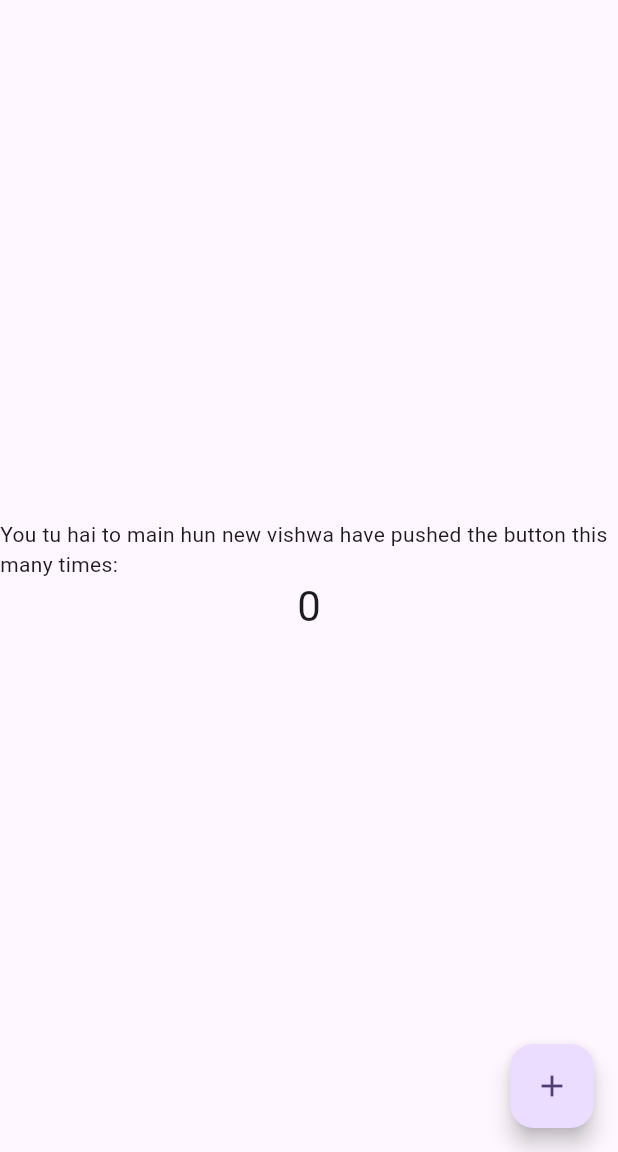
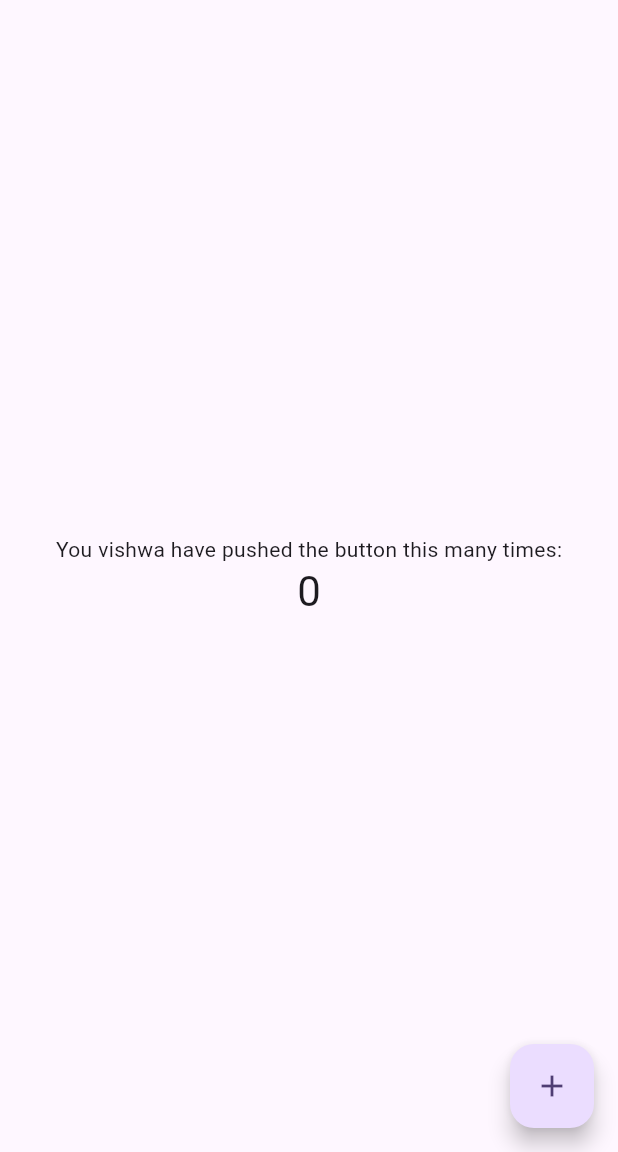
Before and after one commit to red9inja/mobiap, a Flutter app: the screen it shows after launch, on a phone screen of 412 x 824 dp, the part 84-1236 px from its top. Run offline on Flutter 3.47's test engine with Material 3 defaults, Android fonts, the phone set to English and light mode, and no system bars.

```diff
--- a/lib/main.dart
+++ b/lib/main.dart
@@ -106,7 +106,7 @@ class _MyHomePageState extends State<MyHomePage> {
           mainAxisAlignment: MainAxisAlignment.center,
           children: <Widget>[
             const Text(
-              'You tu hai to main hun new vishwa have pushed the button this many times:',
+              'You vishwa have pushed the button this many times:',
             ),
             Text(
               '$_counter',
```
